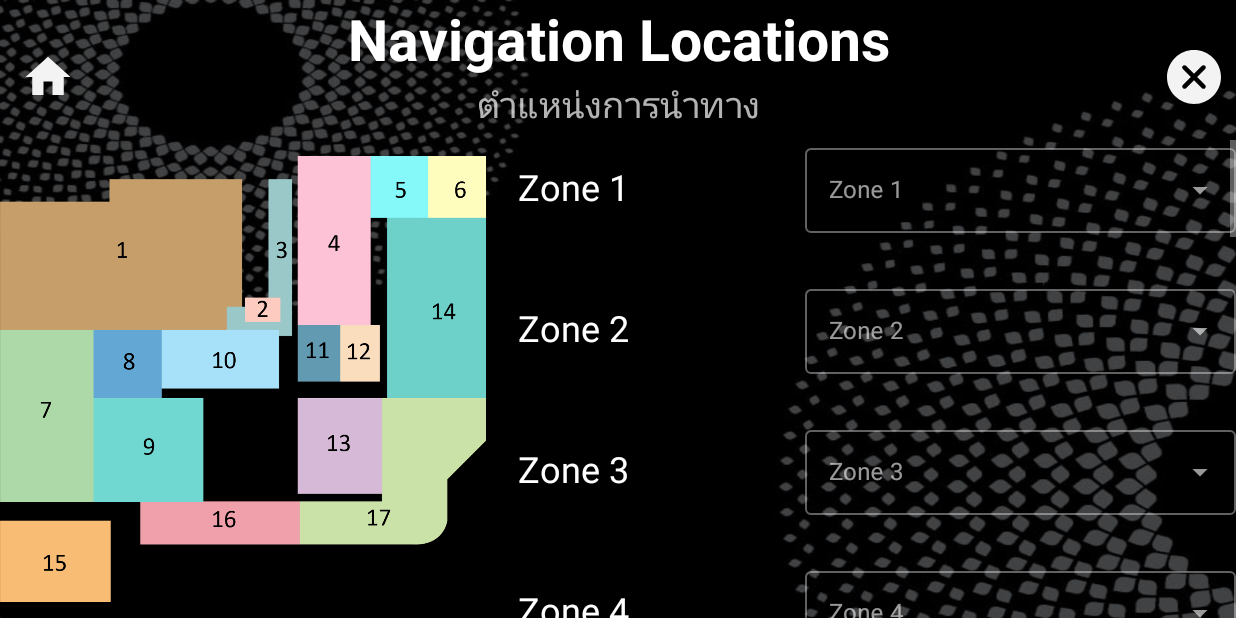
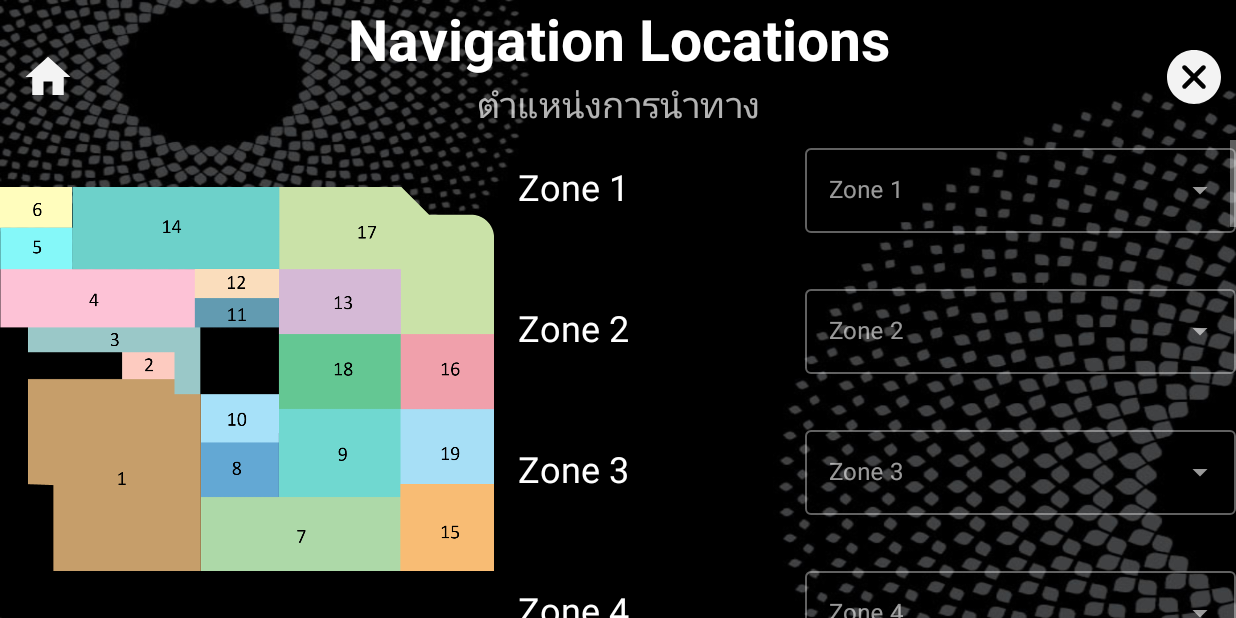
Before and after one commit to temideveloper/temi-x-tops-market, an Android app: the NavLocationFragment screen opened through its navigation route, on a phone screen of 824 x 412 dp (held sideways). Run offline under Robolectric (Android 15) with nearby library versions, the phone set to English and light mode, and no system bars; our stand-ins replace Dagger/Hilt's generated code, Timber, data binding; libraries missing offline, so code that uses them is left out: androidx.hilt.lifecycle, com.robotemi.sdk; pictures from the network do not load; 11 statements that could not run were skipped.

Commit message:
Add 2 more locations to the settings

```diff
--- a/app/src/main/java/com/robosolutions/temixtopsmarket/preference/PreferenceRepository.kt
+++ b/app/src/main/java/com/robosolutions/temixtopsmarket/preference/PreferenceRepository.kt
@@ -126,6 +126,10 @@ class PreferenceRepository @Inject constructor(@ApplicationContext context: Cont
 
     suspend fun saveZoneSeventeen(location: String) = saveLocations { setZoneSeventeen(location) }
 
+    suspend fun saveZoneEighteen(location: String) = saveLocations { setZoneEighteen(location) }
+
+    suspend fun saveZoneNineteen(location: String) = saveLocations { setZoneNineteen(location) }
+
     private suspend fun saveLocations(block: Locations.Builder.() -> Locations.Builder) {
         savePreference { setLocations(block(locations.toBuilder()).build()) }
     }
--- a/app/src/main/java/com/robosolutions/temixtopsmarket/ui/location/NavLocationFragmentViewModel.kt
+++ b/app/src/main/java/com/robosolutions/temixtopsmarket/ui/location/NavLocationFragmentViewModel.kt
@@ -48,4 +48,10 @@ class NavLocationFragmentViewModel @ViewModelInject constructor(
 
     fun saveZoneSeventeen(location: String) =
         viewModelLaunch { repository.saveZoneSeventeen(location) }
+
+    fun saveZoneEighteen(location: String) =
+        viewModelLaunch { repository.saveZoneEighteen(location) }
+
+    fun saveZoneNineteen(location: String) =
+        viewModelLaunch { repository.saveZoneNineteen(location) }
 }
--- a/app/src/main/res/layout/fragment_nav_location.xml
+++ b/app/src/main/res/layout/fragment_nav_location.xml
@@ -574,6 +574,68 @@
                         app:textNoFilter="@{viewModel.lastSavedLocations.zoneSeventeen}" />
                 </com.google.android.material.textfield.TextInputLayout>
 
+                <com.google.android.material.textview.MaterialTextView
+                    style="@style/SettingsTitleText"
+                    android:layout_width="wrap_content"
+                    android:layout_height="wrap_content"
+                    android:text="@string/label_zone_eighteen_title"
+                    app:layout_constraintBottom_toBottomOf="@id/layoutZoneEighteen"
+                    app:layout_constraintStart_toStartOf="parent"
+                    app:layout_constraintTop_toTopOf="@id/layoutZoneEighteen" />
+
+                <com.google.android.material.textfield.TextInputLayout
+                    android:id="@+id/layoutZoneEighteen"
+                    style="@style/Widget.MaterialComponents.TextInputLayout.OutlinedBox.ExposedDropdownMenu"
+                    android:layout_width="0dp"
+                    android:layout_height="wrap_content"
+                    android:layout_marginTop="@dimen/settings_margin_between_settings"
+                    android:hint="@string/label_zone_eighteen_title"
+                    app:helperText='@{!viewModel.savedLocations.zoneEighteen.empty &amp;&amp; !viewModel.locations.contains(viewModel.savedLocations.zoneEighteen.toLowerCase(Locale.ROOT)) ? @string/helper_location_not_saved : null}'
+                    app:layout_constraintEnd_toEndOf="parent"
+                    app:layout_constraintTop_toBottomOf="@id/layoutZoneSeventeen"
+                    app:layout_constraintWidth_percent="0.6">
+
+                    <com.google.android.material.textfield.MaterialAutoCompleteTextView
+                        android:layout_width="match_parent"
+                        android:layout_height="wrap_content"
+                        android:imeOptions="actionDone"
+                        android:inputType="textShortMessage"
+                        app:content="@{viewModel.locations}"
+                        app:onTextChange="@{text -> viewModel.saveZoneEighteen(text)}"
+                        app:textNoFilter="@{viewModel.lastSavedLocations.zoneEighteen}" />
+                </com.google.android.material.textfield.TextInputLayout>
+
+                <com.google.android.material.textview.MaterialTextView
+                    style="@style/SettingsTitleText"
+                    android:layout_width="wrap_content"
+                    android:layout_height="wrap_content"
+                    android:text="@string/label_zone_nineteen_title"
+                    app:layout_constraintBottom_toBottomOf="@id/layoutZoneNineteen"
+                    app:layout_constraintStart_toStartOf="parent"
+                    app:layout_constraintTop_toTopOf="@id/layoutZoneNineteen" />
+
+                <com.google.android.material.textfield.TextInputLayout
+                    android:id="@+id/layoutZoneNineteen"
+                    style="@style/Widget.MaterialComponents.TextInputLayout.OutlinedBox.ExposedDropdownMenu"
+                    android:layout_width="0dp"
+                    android:layout_height="wrap_content"
+                    android:layout_marginTop="@dimen/settings_margin_between_settings"
+                    android:hint="@string/label_zone_nineteen_title"
+                    app:helperText='@{!viewModel.savedLocations.zoneNineteen.empty &amp;&amp; !viewModel.locations.contains(viewModel.savedLocations.zoneNineteen.toLowerCase(Locale.ROOT)) ? @string/helper_location_not_saved : null}'
+                    app:layout_constraintEnd_toEndOf="parent"
+                    app:layout_constraintTop_toBottomOf="@id/layoutZoneEighteen"
+                    app:layout_constraintWidth_percent="0.6">
+
+                    <com.google.android.material.textfield.MaterialAutoCompleteTextView
+                        android:layout_width="match_parent"
+                        android:layout_height="wrap_content"
+                        android:imeOptions="actionDone"
+                        android:inputType="textShortMessage"
+                        app:content="@{viewModel.locations}"
+                        app:onTextChange="@{text -> viewModel.saveZoneNineteen(text)}"
+                        app:textNoFilter="@{viewModel.lastSavedLocations.zoneNineteen}" />
+                </com.google.android.material.textfield.TextInputLayout>
+
             </androidx.constraintlayout.widget.ConstraintLayout>
         </ScrollView>
 
--- a/app/src/main/res/values/admin_panel_strings.xml
+++ b/app/src/main/res/values/admin_panel_strings.xml
@@ -54,6 +54,8 @@
     <string name="label_zone_fifteen_title">Zone 15</string>
     <string name="label_zone_sixteen_title">Zone 16</string>
     <string name="label_zone_seventeen_title">Zone 17</string>
+    <string name="label_zone_eighteen_title">Zone 18</string>
+    <string name="label_zone_nineteen_title">Zone 19</string>
 
     <string name="label_video_title">Title</string>
     <string name="label_video_summary">Summary</string>
```
Also changed, not shown: app/src/main/res/drawable/numbered_map.png, 1 other file.
